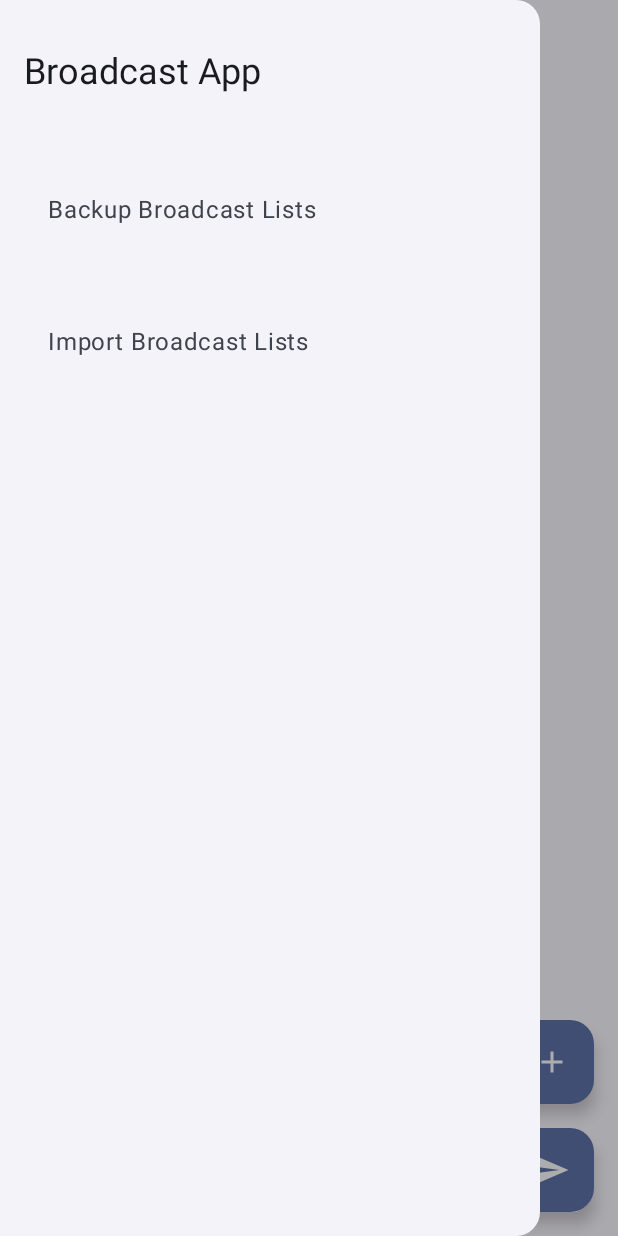
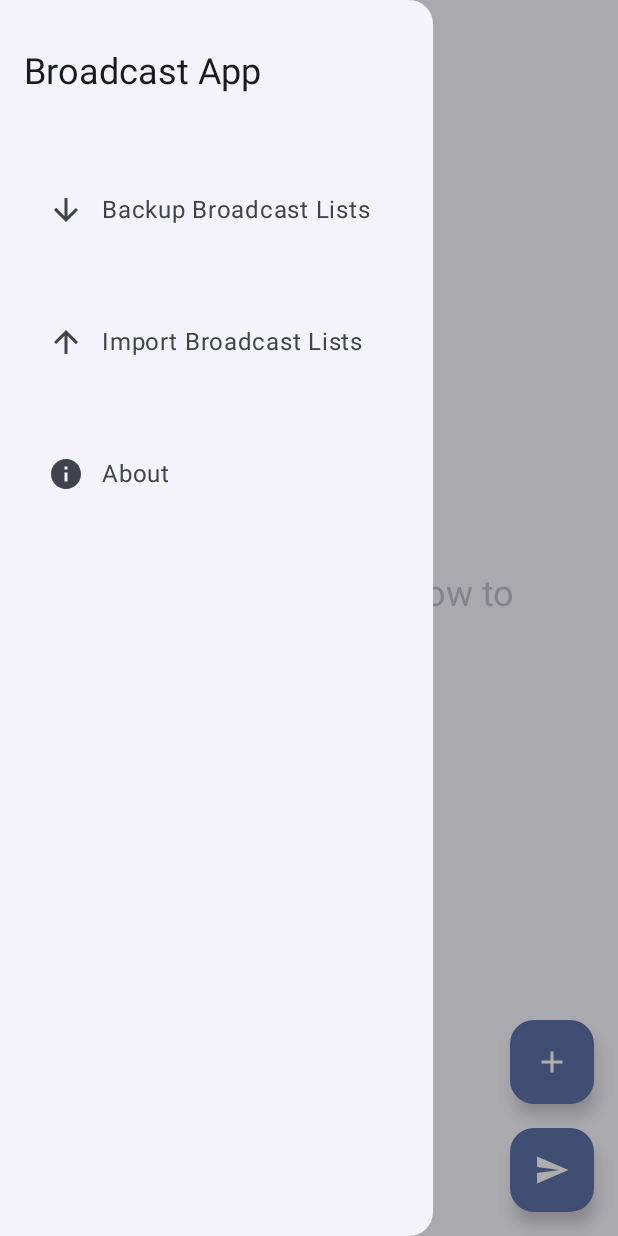
Before and after one commit to itsluminous/Broadcast, an Android app built with Jetpack Compose: the screen it shows after launch (MainActivity), after a tap on "Menu", on a phone screen of 412 x 824 dp. Run offline under Robolectric (Android 15) with nearby library versions, the phone set to English and light mode, and no system bars; our stand-ins replace Room's generated code.

Commit message:
Feat: Update ModalNavigationDrawer with icons and about item and the drawer now uses less screen width

```diff
--- a/app/build.gradle.kts
+++ b/app/build.gradle.kts
@@ -66,6 +66,7 @@ dependencies {
     implementation(libs.androidx.ui.graphics)
     implementation(libs.androidx.ui.tooling.preview)
     implementation(libs.androidx.material3)
+    implementation(libs.androidx.material.icons.extended)
 
     // Navigation
     implementation(libs.androidx.navigation.compose)
--- a/app/src/main/java/com/fourseason/broadcast/ui/main/MainScreen.kt
+++ b/app/src/main/java/com/fourseason/broadcast/ui/main/MainScreen.kt
@@ -14,8 +14,11 @@ import androidx.compose.foundation.lazy.LazyColumn
 import androidx.compose.foundation.lazy.items
 import androidx.compose.material.icons.Icons
 import androidx.compose.material.icons.filled.Add
+import androidx.compose.material.icons.filled.Info
 import androidx.compose.material.icons.filled.Menu
 import androidx.compose.material.icons.filled.Send
+import androidx.compose.material.icons.filled.ArrowUpward
+import androidx.compose.material.icons.filled.ArrowDownward
 import androidx.compose.material3.AlertDialog
 import androidx.compose.material3.Card
 import androidx.compose.material3.ExperimentalMaterial3Api
@@ -43,6 +46,7 @@ import androidx.compose.runtime.rememberCoroutineScope
 import androidx.compose.ui.Alignment
 import androidx.compose.ui.Modifier
 import androidx.compose.ui.platform.LocalHapticFeedback
+import androidx.compose.ui.platform.LocalContext
 import androidx.compose.ui.unit.dp
 import com.fourseason.broadcast.data.BroadcastListWithContacts
 import kotlinx.coroutines.launch
@@ -60,13 +64,14 @@ fun MainScreen(
     val lists by viewModel.broadcastLists.collectAsState()
     var showDialog by remember { mutableStateOf<BroadcastListWithContacts?>(null) }
     val haptic = LocalHapticFeedback.current
+    val context = LocalContext.current
     val drawerState = rememberDrawerState(initialValue = DrawerValue.Closed)
     val scope = rememberCoroutineScope()
 
     ModalNavigationDrawer(
         drawerState = drawerState,
         drawerContent = {
-            ModalDrawerSheet {
+            ModalDrawerSheet(modifier = Modifier.fillMaxWidth(0.7f)) {
                 Spacer(Modifier.padding(top = 16.dp)) // Top padding for the drawer content
                 Text("Broadcast App", modifier = Modifier.padding(16.dp), style = MaterialTheme.typography.headlineSmall)
                 Spacer(Modifier.padding(bottom = 16.dp))
@@ -74,6 +79,7 @@ fun MainScreen(
                 NavigationDrawerItem(
                     label = { Text("Backup Broadcast Lists") },
                     selected = false,
+                    icon = { Icon(Icons.Filled.ArrowDownward, contentDescription = "Backup") },
                     onClick = {
                         scope.launch { drawerState.close() }
                         onBackup()
@@ -83,9 +89,21 @@ fun MainScreen(
                 NavigationDrawerItem(
                     label = { Text("Import Broadcast Lists") },
                     selected = false,
+                    icon = { Icon(Icons.Filled.ArrowUpward, contentDescription = "Import") },
                     onClick = {
                         scope.launch { drawerState.close() }
                         onImport()
+                    },
+                    modifier = Modifier.padding(16.dp)
+                )
+                NavigationDrawerItem(
+                    label = { Text("About") },
+                    selected = false,
+                    icon = { Icon(Icons.Filled.Info, contentDescription = "About") },
+                    onClick = {
+                        scope.launch { drawerState.close() }
+                        val intent = android.content.Intent(android.content.Intent.ACTION_VIEW, android.net.Uri.parse("https://github.com/itsluminous/Broadcast"))
+                        context.startActivity(intent)
                     },
                     modifier = Modifier.padding(16.dp)
                 )
--- a/gradle/libs.versions.toml
+++ b/gradle/libs.versions.toml
@@ -33,6 +33,7 @@ androidx-ui-tooling-preview = { group = "androidx.compose.ui", name = "ui-toolin
 androidx-ui-test-manifest = { group = "androidx.compose.ui", name = "ui-test-manifest" }
 androidx-ui-test-junit4 = { group = "androidx.compose.ui", name = "ui-test-junit4" }
 androidx-material3 = { group = "androidx.compose.material3", name = "material3" }
+androidx-material-icons-extended = { group = "androidx.compose.material", name = "material-icons-extended" }
 androidx-navigation-compose = { group = "androidx.navigation", name = "navigation-compose", version.ref = "navigationCompose" }
 androidx-lifecycle-viewmodel-compose = { group = "androidx.lifecycle", name = "lifecycle-viewmodel-compose", version.ref = "lifecycleViewmodelCompose" }
 androidx-room-runtime = { group = "androidx.room", name = "room-runtime", version.ref = "room" }
```
